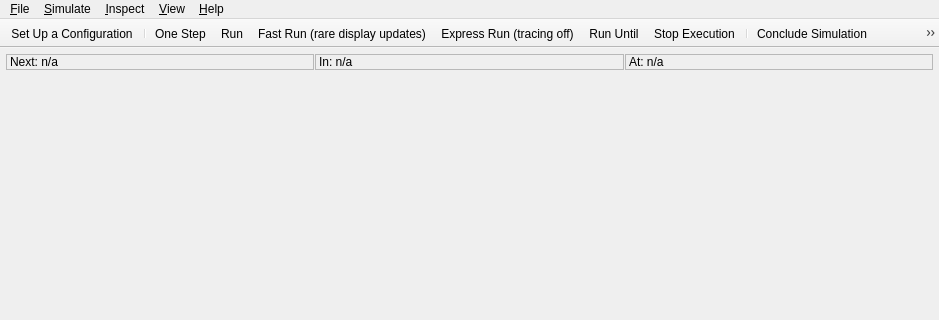
Before: the Qt Designer form src/qtenv/mainwindow.ui in omnetpp/omnetpp, drawn with Qt 5; both pictures show x 0 to 939 and y 0 to 320 of the 939 by 673 pixel window.
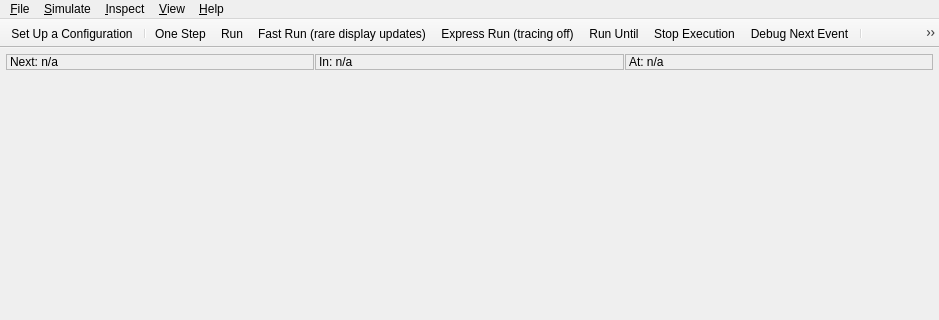
After: the same form once the commit is applied. Icons and pictures are not drawn.

Commit message: qtenv: Put "Debug on errors" and "Debug next event" on the main toolbar

```diff
--- a/src/qtenv/mainwindow.ui
+++ b/src/qtenv/mainwindow.ui
@@ -408,11 +408,13 @@
    <addaction name="actionExpressRun"/>
    <addaction name="actionRunUntil"/>
    <addaction name="actionStop"/>
+   <addaction name="actionDebugNextEvent"/>
    <addaction name="separator"/>
    <addaction name="actionConcludeSimulation"/>
    <addaction name="actionRebuildNetwork"/>
    <addaction name="separator"/>
    <addaction name="actionEventlogRecording"/>
+   <addaction name="actionDebugOnErrors"/>
    <addaction name="separator"/>
    <addaction name="actionFindInspectObjects"/>
    <addaction name="separator"/>
```
